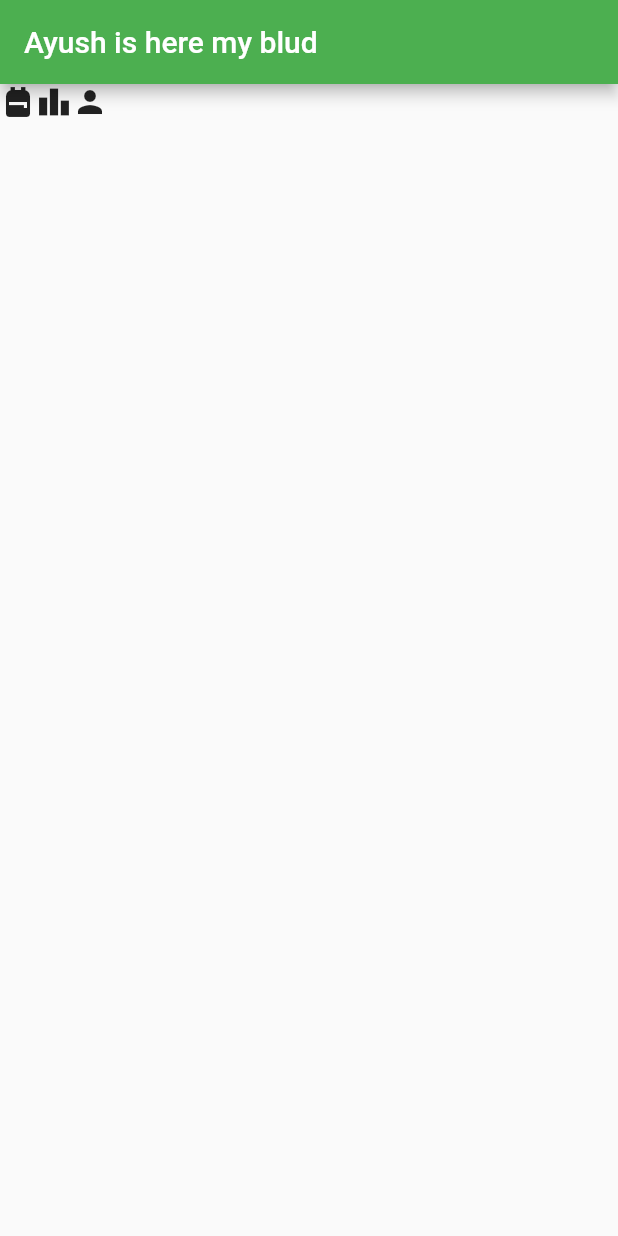
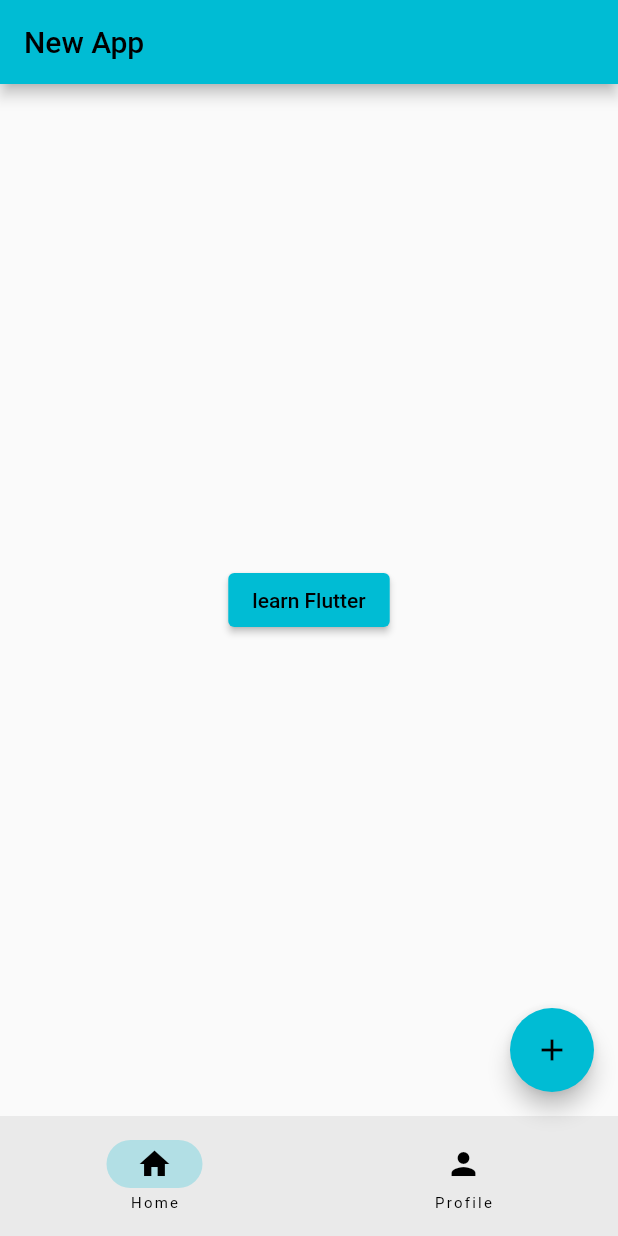
Before and after one commit to Ayush0054/flutter-app, a Flutter app: the screen it shows after launch, on a phone screen of 412 x 824 dp. Run offline on Flutter 3.47's test engine with Material 2 defaults, Android fonts, the phone set to English and light mode, and no system bars.

```diff
--- /dev/null
+++ b/lib/home_page.dart
@@ -0,0 +1,14 @@
+import 'package:flutter/material.dart';
+
+class HomePage extends StatelessWidget {
+  const HomePage({super.key});
+
+  @override
+  Widget build(BuildContext context) {
+    return Center(
+        child: ElevatedButton(
+      onPressed: () {},
+      child: const Text('learn Flutter'),
+    ));
+  }
+}
--- /dev/null
+++ b/lib/learn_flutter_page.dart
@@ -0,0 +1,15 @@
+import 'package:flutter/material.dart';
+
+class LearnFlutterPage extends StatefulWidget {
+  const LearnFlutterPage({super.key});
+
+  @override
+  State<LearnFlutterPage> createState() => _LearnFlutterPageState();
+}
+
+class _LearnFlutterPageState extends State<LearnFlutterPage> {
+  @override
+  Widget build(BuildContext context) {
+    return Container();
+  }
+}
--- a/lib/main.dart
+++ b/lib/main.dart
@@ -1,3 +1,4 @@
+import 'package:first/home_page.dart';
 import 'package:flutter/material.dart';
 
 void main() {
@@ -10,16 +11,47 @@ class myApp extends StatelessWidget {
   @override
   Widget build(BuildContext context) {
     return MaterialApp(
-        home: Scaffold(
-      appBar: AppBar(
-        backgroundColor: Colors.green,
-        title: const Text("Ayush is here my blud"),
-      ),
-      body: Row(children: const [
-        Icon(Icons.backpack),
-        Icon(Icons.leaderboard),
-        Icon(Icons.person)
-      ]),
-    ));
+      debugShowCheckedModeBanner: false,
+      theme: ThemeData(primarySwatch: Colors.cyan),
+      home: const RootPage(),
+    );
   }
 }
+
+class RootPage extends StatefulWidget {
+  const RootPage({super.key});
+
+  @override
+  State<RootPage> createState() => _RootPageState();
+}
+
+class _RootPageState extends State<RootPage> {
+  int currentPage = 0;
+  @override
+  Widget build(BuildContext context) {
+    return Scaffold(
+      body: const HomePage(),
+      appBar: AppBar(
+        title: const Text("New App"),
+      ),
+      floatingActionButton: FloatingActionButton(
+        onPressed: () {
+          debugPrint("floating actionbutton");
+        },
+        child: const Icon(Icons.add),
+      ),
+      bottomNavigationBar: NavigationBar(
+        destinations: [
+          NavigationDestination(icon: Icon(Icons.home), label: 'Home'),
+          NavigationDestination(icon: Icon(Icons.person), label: 'Profile'),
+        ],
+        onDestinationSelected: (int index) {
+          setState(() {
+            currentPage = index;
+          });
+        },
+        selectedIndex: currentPage,
+      ),
+    );
+  }
+}
```
